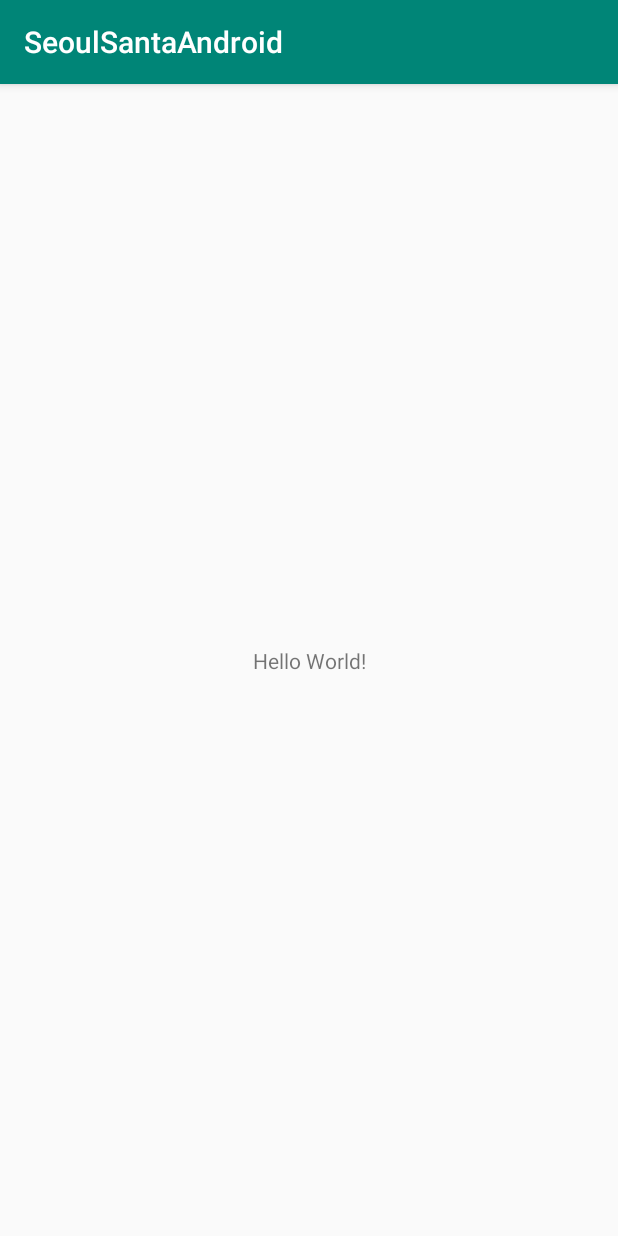
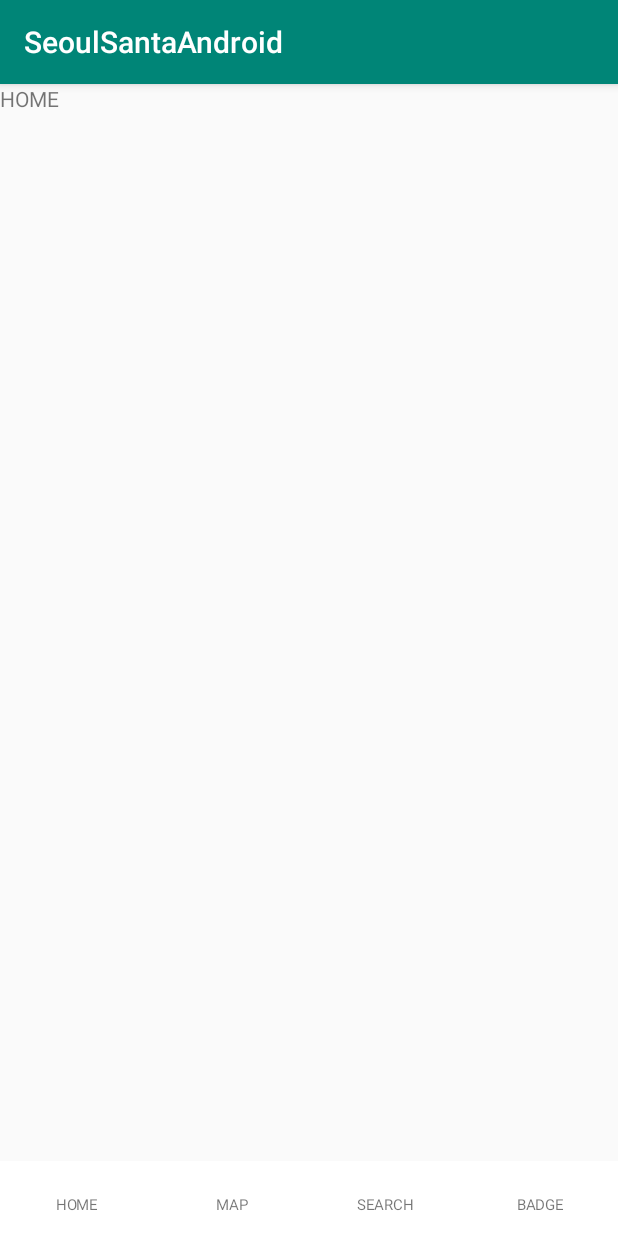
Before and after one commit to seoulsanta/Santa-Android, an Android app: the screen it shows after launch (MainActivity), on a phone screen of 412 x 824 dp. Run offline under Robolectric (Android 15) with nearby library versions, the phone set to English and light mode, and no system bars.

Commit message:
탭 레이아웃 만들고 뷰페이저 연결함

```diff
--- a/SeoulSantaAndroid/app/src/main/AndroidManifest.xml
+++ b/SeoulSantaAndroid/app/src/main/AndroidManifest.xml
@@ -9,7 +9,7 @@
         android:roundIcon="@mipmap/ic_launcher_round"
         android:supportsRtl="true"
         android:theme="@style/AppTheme" >
-        <activity android:name=".MainActivity" >
+        <activity android:name=".ui.home.MainActivity" >
             <intent-filter>
                 <action android:name="android.intent.action.MAIN" />
 
--- a/SeoulSantaAndroid/app/src/main/java/com/yamgang/seoulsantaandroid/MainActivity.kt
+++ /dev/null
@@ -1,12 +0,0 @@
-package com.yamgang.seoulsantaandroid
-
-import androidx.appcompat.app.AppCompatActivity
-import android.os.Bundle
-
-class MainActivity : AppCompatActivity() {
-
-    override fun onCreate(savedInstanceState: Bundle?) {
-        super.onCreate(savedInstanceState)
-        setContentView(R.layout.activity_main)
-    }
-}
--- /dev/null
+++ b/SeoulSantaAndroid/app/src/main/java/com/yamgang/seoulsantaandroid/ui/badge/BadgeFragment.kt
@@ -0,0 +1,26 @@
+package com.yamgang.seoulsantaandroid.ui.badge
+
+import android.content.Context
+import android.net.Uri
+import android.os.Bundle
+import androidx.fragment.app.Fragment
+import android.view.LayoutInflater
+import android.view.View
+import android.view.ViewGroup
+
+import com.yamgang.seoulsantaandroid.R
+
+class BadgeFragment : Fragment() {
+    override fun onCreate(savedInstanceState: Bundle?) {
+        super.onCreate(savedInstanceState)
+    }
+
+    override fun onCreateView(
+        inflater: LayoutInflater, container: ViewGroup?,
+        savedInstanceState: Bundle?
+    ): View? {
+        // Inflate the layout for this fragment
+        return inflater.inflate(R.layout.fragment_badge, container, false)
+    }
+
+}
--- /dev/null
+++ b/SeoulSantaAndroid/app/src/main/java/com/yamgang/seoulsantaandroid/ui/home/HomeFragment.kt
@@ -0,0 +1,26 @@
+package com.yamgang.seoulsantaandroid.ui.home
+
+import android.content.Context
+import android.net.Uri
+import android.os.Bundle
+import androidx.fragment.app.Fragment
+import android.view.LayoutInflater
+import android.view.View
+import android.view.ViewGroup
+
+import com.yamgang.seoulsantaandroid.R
+
+class HomeFragment : Fragment() {
+    override fun onCreate(savedInstanceState: Bundle?) {
+        super.onCreate(savedInstanceState)
+    }
+
+    override fun onCreateView(
+        inflater: LayoutInflater, container: ViewGroup?,
+        savedInstanceState: Bundle?
+    ): View? {
+        // Inflate the layout for this fragment
+        return inflater.inflate(R.layout.fragment_home, container, false)
+    }
+
+}
--- /dev/null
+++ b/SeoulSantaAndroid/app/src/main/java/com/yamgang/seoulsantaandroid/ui/home/MainActivity.kt
@@ -0,0 +1,33 @@
+package com.yamgang.seoulsantaandroid.ui.home
+
+import androidx.appcompat.app.AppCompatActivity
+import android.os.Bundle
+import android.util.Log
+import android.view.View
+import com.yamgang.seoulsantaandroid.R
+import kotlinx.android.synthetic.main.activity_main.*
+
+class MainActivity : AppCompatActivity() {
+
+    override fun onCreate(savedInstanceState: Bundle?) {
+        super.onCreate(savedInstanceState)
+        setContentView(R.layout.activity_main)
+
+        viewInit()
+    }
+
+    private fun viewInit(){
+        vp_main_act_pager.apply{
+            adapter = MainTabFragmentStatePagerAdapter(supportFragmentManager, 4)
+            offscreenPageLimit = 4
+        }
+
+        tl_main_act_bottom_bar.setupWithViewPager(vp_main_act_pager, true)
+
+        val tabLayout: View = this.layoutInflater.inflate(R.layout.tab_main_activity, null, false)
+        tl_main_act_bottom_bar.getTabAt(0)!!.customView = tabLayout.findViewById(R.id.btn_tab_main_act_home)
+        tl_main_act_bottom_bar.getTabAt(1)!!.customView = tabLayout.findViewById(R.id.btn_tab_main_act_map)
+        tl_main_act_bottom_bar.getTabAt(2)!!.customView = tabLayout.findViewById(R.id.btn_tab_main_act_search)
+        tl_main_act_bottom_bar.getTabAt(3)!!.customView = tabLayout.findViewById(R.id.btn_tab_main_act_badge)
+    }
+}
--- /dev/null
+++ b/SeoulSantaAndroid/app/src/main/java/com/yamgang/seoulsantaandroid/ui/home/MainTabFragmentStatePagerAdapter.kt
@@ -0,0 +1,26 @@
+package com.yamgang.seoulsantaandroid.ui.home
+
+import androidx.fragment.app.Fragment
+import androidx.fragment.app.FragmentManager
+import androidx.fragment.app.FragmentStatePagerAdapter
+import com.yamgang.seoulsantaandroid.ui.badge.BadgeFragment
+import com.yamgang.seoulsantaandroid.ui.home.HomeFragment
+import com.yamgang.seoulsantaandroid.ui.map.MapFragment
+import com.yamgang.seoulsantaandroid.ui.search.SearchFragment
+
+class MainTabFragmentStatePagerAdapter(fm: FragmentManager, private val fragmentCount: Int) :
+    FragmentStatePagerAdapter(fm) {
+
+    override fun getItem(position: Int): Fragment {
+        when (position) {
+            0 -> return HomeFragment()
+            1 -> return MapFragment()
+            2 -> return SearchFragment()
+            3 -> return BadgeFragment()
+            else -> return HomeFragment()
+        }
+    }
+
+    override fun getCount(): Int = fragmentCount
+
+}
--- /dev/null
+++ b/SeoulSantaAndroid/app/src/main/java/com/yamgang/seoulsantaandroid/ui/map/MapFragment.kt
@@ -0,0 +1,26 @@
+package com.yamgang.seoulsantaandroid.ui.map
+
+import android.content.Context
+import android.net.Uri
+import android.os.Bundle
+import androidx.fragment.app.Fragment
+import android.view.LayoutInflater
+import android.view.View
+import android.view.ViewGroup
+
+import com.yamgang.seoulsantaandroid.R
+
+class MapFragment : Fragment() {
+    override fun onCreate(savedInstanceState: Bundle?) {
+        super.onCreate(savedInstanceState)
+    }
+
+    override fun onCreateView(
+        inflater: LayoutInflater, container: ViewGroup?,
+        savedInstanceState: Bundle?
+    ): View? {
+        // Inflate the layout for this fragment
+        return inflater.inflate(R.layout.fragment_map, container, false)
+    }
+
+}
--- /dev/null
+++ b/SeoulSantaAndroid/app/src/main/java/com/yamgang/seoulsantaandroid/ui/search/SearchFragment.kt
@@ -0,0 +1,25 @@
+package com.yamgang.seoulsantaandroid.ui.search
+
+import android.content.Context
+import android.net.Uri
+import android.os.Bundle
+import androidx.fragment.app.Fragment
+import android.view.LayoutInflater
+import android.view.View
+import android.view.ViewGroup
+
+import com.yamgang.seoulsantaandroid.R
+
+class SearchFragment : Fragment() {
+    override fun onCreate(savedInstanceState: Bundle?) {
+        super.onCreate(savedInstanceState)
+    }
+
+    override fun onCreateView(
+        inflater: LayoutInflater, container: ViewGroup?,
+        savedInstanceState: Bundle?
+    ): View? {
+        // Inflate the layout for this fragment
+        return inflater.inflate(R.layout.fragment_search, container, false)
+    }
+}
--- /dev/null
+++ b/SeoulSantaAndroid/app/src/main/java/com/yamgang/seoulsantaandroid/util/SwipeDisabledViewPager.kt
@@ -0,0 +1,51 @@
+package com.yamgang.seoulsantaandroid.util
+
+import android.content.Context
+import android.util.AttributeSet
+import android.view.MotionEvent
+import androidx.core.view.MotionEventCompat
+import androidx.viewpager.widget.ViewPager
+
+class SwipeDisabledViewPager : ViewPager {
+    var enable = false
+
+    constructor(ctx: Context) : super(ctx)
+
+    constructor(ctx: Context, attrs: AttributeSet) : super(ctx, attrs)
+
+    override fun onInterceptTouchEvent(ev: MotionEvent?): Boolean {
+
+        if (enable) {
+            return super.onInterceptTouchEvent(ev)
+        } else {
+            if (MotionEventCompat.getActionMasked(ev) == MotionEvent.ACTION_MOVE) {
+                // ignore move action
+            } else {
+                if (super.onInterceptTouchEvent(ev)) {
+                    super.onTouchEvent(ev)
+                }
+            }
+            return false
+        }
+    }
+
+    override fun onTouchEvent(ev: MotionEvent?): Boolean {
+        if (enable) {
+            return super.onTouchEvent(ev)
+        } else {
+            return MotionEventCompat.getActionMasked(ev) != MotionEvent.ACTION_MOVE && super.onTouchEvent(ev)
+        }
+    }
+
+    override fun setCurrentItem(item: Int, smoothScroll: Boolean) {
+        super.setCurrentItem(item, false)
+    }
+
+    override fun setCurrentItem(item: Int) {
+        super.setCurrentItem(item, false)
+    }
+
+    fun setPagingEnabled(enable: Boolean) {
+        this.enable = enable
+    }
+}
--- a/SeoulSantaAndroid/app/src/main/res/layout/activity_main.xml
+++ b/SeoulSantaAndroid/app/src/main/res/layout/activity_main.xml
@@ -5,15 +5,28 @@
     xmlns:app="http://schemas.android.com/apk/res-auto"
     android:layout_width="match_parent"
     android:layout_height="match_parent"
-    tools:context=".MainActivity">
+    tools:context=".ui.home.MainActivity">
 
-    <TextView
-        android:layout_width="wrap_content"
-        android:layout_height="wrap_content"
-        android:text="Hello World!"
-        app:layout_constraintBottom_toBottomOf="parent"
-        app:layout_constraintLeft_toLeftOf="parent"
-        app:layout_constraintRight_toRightOf="parent"
-        app:layout_constraintTop_toTopOf="parent" />
+
+    <com.yamgang.seoulsantaandroid.util.SwipeDisabledViewPager
+            android:layout_width="0dp"
+            android:layout_height="0dp"
+            app:layout_constraintEnd_toEndOf="parent"
+            app:layout_constraintTop_toTopOf="parent"
+            app:layout_constraintStart_toStartOf="parent"
+            android:id="@+id/vp_main_act_pager"
+            app:layout_constraintBottom_toTopOf="@+id/tl_main_act_bottom_bar">
+    </com.yamgang.seoulsantaandroid.util.SwipeDisabledViewPager>
+
+    <com.google.android.material.tabs.TabLayout
+            android:background="@android:color/white"
+            android:layout_width="0dp"
+            android:layout_height="50dp"
+            app:layout_constraintStart_toStartOf="parent"
+            app:layout_constraintEnd_toEndOf="parent"
+            app:layout_constraintBottom_toBottomOf="parent"
+            android:id="@+id/tl_main_act_bottom_bar"
+            app:tabIndicatorColor="@android:color/transparent"
+            app:tabRippleColor="@android:color/transparent"/>
 
 </androidx.constraintlayout.widget.ConstraintLayout>
--- /dev/null
+++ b/SeoulSantaAndroid/app/src/main/res/layout/fragment_badge.xml
@@ -0,0 +1,14 @@
+<?xml version="1.0" encoding="utf-8"?>
+<FrameLayout xmlns:android="http://schemas.android.com/apk/res/android"
+             xmlns:tools="http://schemas.android.com/tools"
+             android:layout_width="match_parent"
+             android:layout_height="match_parent"
+             tools:context=".ui.badge.BadgeFragment">
+
+    <!-- TODO: Update blank fragment layout -->
+    <TextView
+            android:layout_width="match_parent"
+            android:layout_height="match_parent"
+            android:text="BADGE"/>
+
+</FrameLayout>
--- /dev/null
+++ b/SeoulSantaAndroid/app/src/main/res/layout/fragment_home.xml
@@ -0,0 +1,14 @@
+<?xml version="1.0" encoding="utf-8"?>
+<FrameLayout xmlns:android="http://schemas.android.com/apk/res/android"
+             xmlns:tools="http://schemas.android.com/tools"
+             android:layout_width="match_parent"
+             android:layout_height="match_parent"
+             tools:context=".ui.home.HomeFragment">
+
+    <!-- TODO: Update blank fragment layout -->
+    <TextView
+            android:layout_width="match_parent"
+            android:layout_height="match_parent"
+            android:text="HOME"/>
+
+</FrameLayout>
--- /dev/null
+++ b/SeoulSantaAndroid/app/src/main/res/layout/fragment_map.xml
@@ -0,0 +1,13 @@
+<?xml version="1.0" encoding="utf-8"?>
+<FrameLayout xmlns:android="http://schemas.android.com/apk/res/android"
+             xmlns:tools="http://schemas.android.com/tools"
+             android:layout_width="match_parent"
+             android:layout_height="match_parent"
+             tools:context=".ui.map.MapFragment">
+
+    <TextView
+            android:layout_width="match_parent"
+            android:layout_height="match_parent"
+            android:text="MAP"/>
+
+</FrameLayout>
--- /dev/null
+++ b/SeoulSantaAndroid/app/src/main/res/layout/fragment_search.xml
@@ -0,0 +1,13 @@
+<?xml version="1.0" encoding="utf-8"?>
+<FrameLayout xmlns:android="http://schemas.android.com/apk/res/android"
+             xmlns:tools="http://schemas.android.com/tools"
+             android:layout_width="match_parent"
+             android:layout_height="match_parent"
+             tools:context=".ui.search.SearchFragment">
+
+    <TextView
+            android:layout_width="match_parent"
+            android:layout_height="match_parent"
+            android:text="SEARCH"/>
+
+</FrameLayout>
--- /dev/null
+++ b/SeoulSantaAndroid/app/src/main/res/layout/tab_main_activity.xml
@@ -0,0 +1,84 @@
+<?xml version="1.0" encoding="utf-8"?>
+<LinearLayout xmlns:android="http://schemas.android.com/apk/res/android"
+              xmlns:app="http://schemas.android.com/apk/res-auto"
+              android:layout_width="match_parent"
+              android:layout_height="match_parent"
+              android:orientation="horizontal"
+              android:background="@android:color/white">
+
+    <androidx.constraintlayout.widget.ConstraintLayout
+            android:layout_width="match_parent"
+            android:layout_height="match_parent"
+            android:id="@+id/btn_tab_main_act_home"
+            android:layout_weight="1">
+        <TextView
+                android:text="HOME"
+                android:layout_width="match_parent"
+                android:layout_height="wrap_content"
+                android:textSize="10dp"
+                android:gravity="center"
+                android:letterSpacing="-0.02"
+                android:lineSpacingExtra="7sp"
+                app:layout_constraintBottom_toBottomOf="parent" android:layout_marginTop="8dp"
+                app:layout_constraintTop_toTopOf="parent" android:layout_marginStart="8dp"
+                app:layout_constraintStart_toStartOf="parent" android:layout_marginEnd="8dp"
+                app:layout_constraintEnd_toEndOf="parent"/>
+    </androidx.constraintlayout.widget.ConstraintLayout>
+
+    <androidx.constraintlayout.widget.ConstraintLayout
+            android:layout_width="match_parent"
+            android:layout_height="match_parent"
+            android:id="@+id/btn_tab_main_act_map"
+            android:layout_weight="1">
+        <TextView
+                android:text="MAP"
+                android:layout_width="match_parent"
+                android:layout_height="wrap_content"
+                android:textSize="10dp"
+                android:gravity="center"
+                android:letterSpacing="-0.02"
+                android:lineSpacingExtra="7sp"
+                app:layout_constraintBottom_toBottomOf="parent" android:layout_marginTop="8dp"
+                app:layout_constraintTop_toTopOf="parent" android:layout_marginStart="8dp"
+                app:layout_constraintStart_toStartOf="parent" android:layout_marginEnd="8dp"
+                app:layout_constraintEnd_toEndOf="parent"/>
+    </androidx.constraintlayout.widget.ConstraintLayout>
+
+    <androidx.constraintlayout.widget.ConstraintLayout
+            android:layout_width="match_parent"
+            android:layout_height="match_parent"
+            android:id="@+id/btn_tab_main_act_search"
+            android:layout_weight="1">
+        <TextView
+                android:text="SEARCH"
+                android:layout_width="match_parent"
+                android:layout_height="wrap_content"
+                android:textSize="10dp"
+                android:gravity="center"
+                android:letterSpacing="-0.02"
+                android:lineSpacingExtra="7sp"
+                app:layout_constraintBottom_toBottomOf="parent" android:layout_marginTop="8dp"
+                app:layout_constraintTop_toTopOf="parent" android:layout_marginStart="8dp"
+                app:layout_constraintStart_toStartOf="parent" android:layout_marginEnd="8dp"
+                app:layout_constraintEnd_toEndOf="parent"/>
+    </androidx.constraintlayout.widget.ConstraintLayout>
+
+    <androidx.constraintlayout.widget.ConstraintLayout
+            android:layout_width="match_parent"
+            android:layout_height="match_parent"
+            android:id="@+id/btn_tab_main_act_badge"
+            android:layout_weight="1">
+        <TextView
+                android:text="BADGE"
+                android:layout_width="match_parent"
+                android:layout_height="wrap_content"
+                android:textSize="10dp"
+                android:gravity="center"
+                android:letterSpacing="-0.02"
+                android:lineSpacingExtra="7sp"
+                app:layout_constraintBottom_toBottomOf="parent" android:layout_marginTop="8dp"
+                app:layout_constraintTop_toTopOf="parent" android:layout_marginStart="8dp"
+                app:layout_constraintStart_toStartOf="parent" android:layout_marginEnd="8dp"
+                app:layout_constraintEnd_toEndOf="parent"/>
+    </androidx.constraintlayout.widget.ConstraintLayout>
+</LinearLayout>
--- a/SeoulSantaAndroid/app/src/main/res/values/strings.xml
+++ b/SeoulSantaAndroid/app/src/main/res/values/strings.xml
@@ -1,3 +1,6 @@
 <resources>
     <string name="app_name">SeoulSantaAndroid</string>
+
+    <!-- TODO: Remove or change this placeholder text -->
+    <string name="hello_blank_fragment">Hello blank fragment</string>
 </resources>
```
Also changed, not shown: SeoulSantaAndroid/app/build.gradle (+10 -1 lines).
